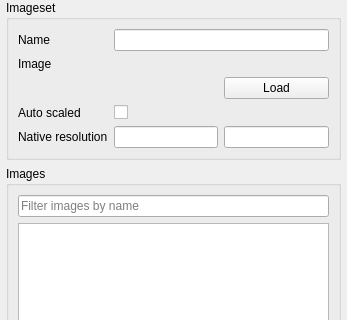
Old version of the form ui/imageseteditor/DockWidget.ui in the repository timbaker/ceed; both pictures show x 0 to 347 and y 0 to 320 of the 347 by 754 pixel window.
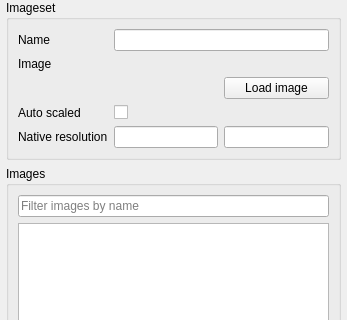
New version of the form. Custom widgets are drawn as their Qt base class.

```diff
--- a/ui/imageseteditor/DockWidget.ui
+++ b/ui/imageseteditor/DockWidget.ui
@@ -117,7 +117,7 @@
        <item row="2" column="2">
         <widget class="QPushButton" name="imageLoad">
          <property name="text">
-          <string>Load</string>
+          <string>Load image</string>
          </property>
         </widget>
        </item>
```
